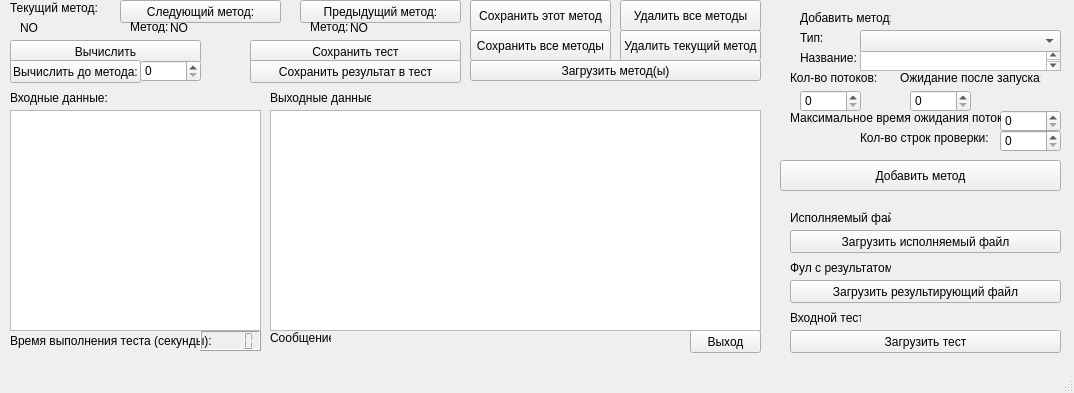
This is design.ui in AZch/Data-decryption-system as Qt 5 draws it before an edit. The edited form follows.
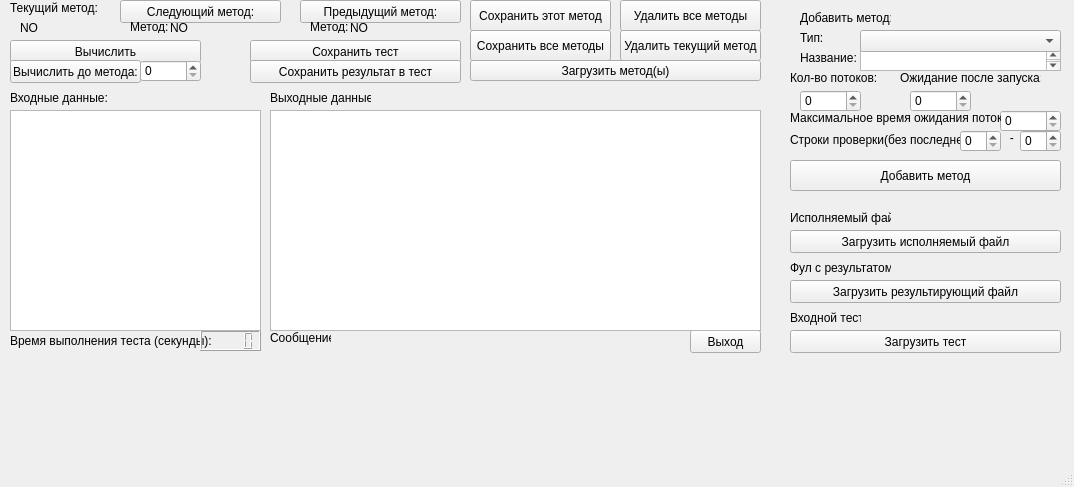
This is the edited form.

What changed in the file:
```diff
--- a/design.ui
+++ b/design.ui
@@ -7,7 +7,7 @@
     <x>0</x>
     <y>0</y>
     <width>1074</width>
-    <height>393</height>
+    <height>487</height>
    </rect>
   </property>
   <property name="windowTitle">
@@ -453,9 +453,9 @@
    <widget class="QPushButton" name="btnAddMethod">
     <property name="geometry">
      <rect>
-      <x>780</x>
+      <x>790</x>
       <y>160</y>
-      <width>281</width>
+      <width>271</width>
       <height>31</height>
      </rect>
     </property>
@@ -626,9 +626,9 @@
    <widget class="QSpinBox" name="spnCountRow">
     <property name="geometry">
      <rect>
-      <x>1000</x>
+      <x>1020</x>
       <y>130</y>
-      <width>61</width>
+      <width>41</width>
       <height>22</height>
      </rect>
     </property>
@@ -639,14 +639,53 @@
    <widget class="QLabel" name="label_17">
     <property name="geometry">
      <rect>
-      <x>860</x>
+      <x>790</x>
       <y>130</y>
+      <width>171</width>
+      <height>21</height>
+     </rect>
+    </property>
+    <property name="text">
+     <string>&lt;html&gt;&lt;head/&gt;&lt;body&gt;&lt;p&gt;Строки проверки(без последней) &lt;/p&gt;&lt;/body&gt;&lt;/html&gt;</string>
+    </property>
+   </widget>
+   <widget class="QSpinBox" name="spnCountRowStart">
+    <property name="geometry">
+     <rect>
+      <x>960</x>
+      <y>130</y>
+      <width>41</width>
+      <height>22</height>
+     </rect>
+    </property>
+    <property name="maximum">
+     <number>999999999</number>
+    </property>
+   </widget>
+   <widget class="QLabel" name="label_18">
+    <property name="geometry">
+     <rect>
+      <x>1000</x>
+      <y>130</y>
+      <width>16</width>
+      <height>16</height>
+     </rect>
+    </property>
+    <property name="text">
+     <string>   -</string>
+    </property>
+   </widget>
+   <widget class="QLabel" name="lblResFile_2">
+    <property name="geometry">
+     <rect>
+      <x>900</x>
+      <y>260</y>
       <width>131</width>
       <height>16</height>
      </rect>
     </property>
     <property name="text">
-     <string>Кол-во строк проверки:</string>
+     <string/>
     </property>
    </widget>
   </widget>
```
Left out of the diff: 2 changed lines with no effect on the pictures.
